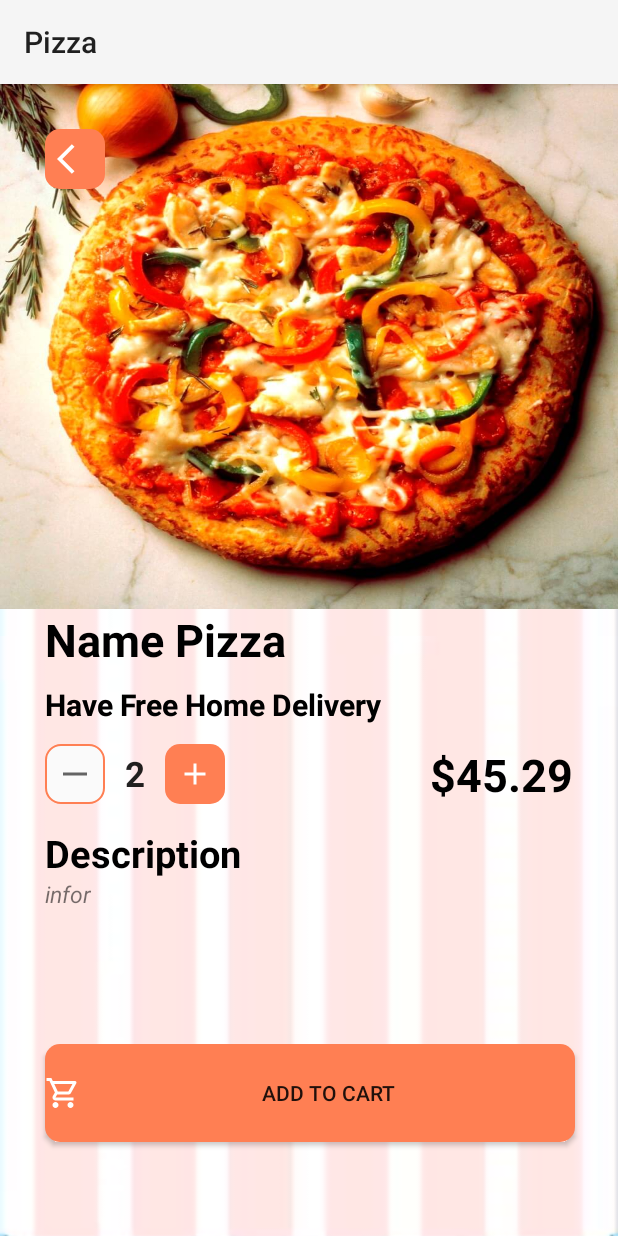
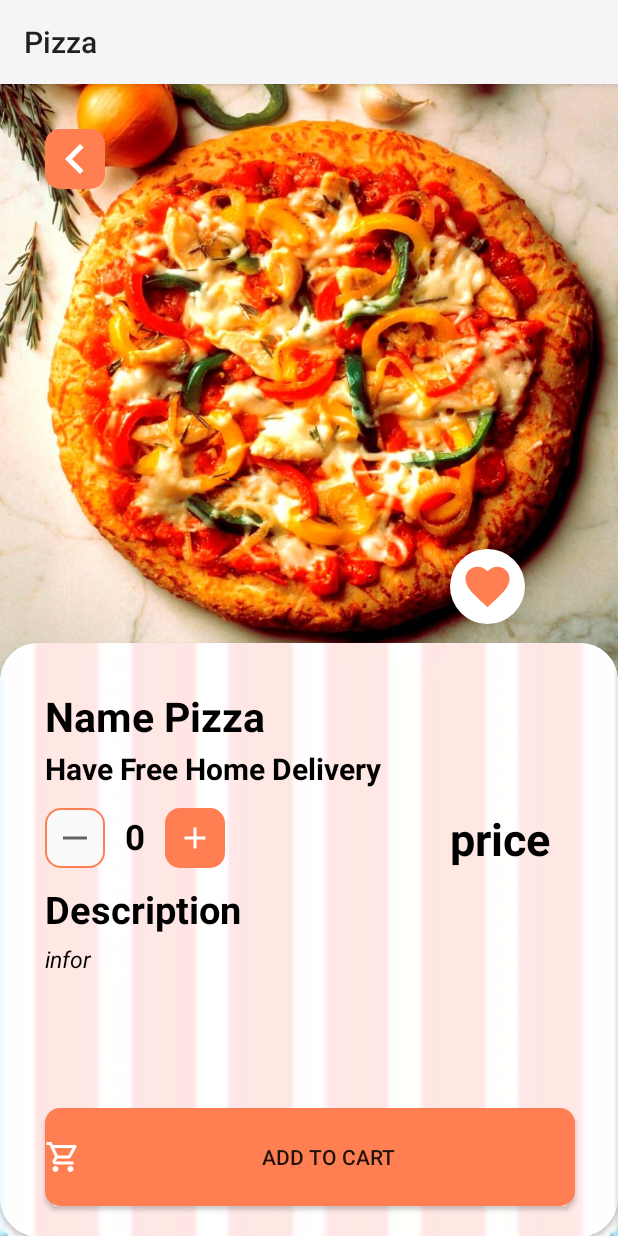
Before and after one commit to davan997/Pizza, an Android app: the PickItemView screen opened directly, with no data from a screen before it, on a phone screen of 412 x 824 dp. Run offline under Robolectric (Android 15) with nearby library versions, the phone set to English and light mode, and no system bars.

Commit message:
add cart view but yet code

```diff
--- a/app/src/main/java/com/example/pizza/View/PickItemView.java
+++ b/app/src/main/java/com/example/pizza/View/PickItemView.java
@@ -18,8 +18,10 @@ public class PickItemView extends AppCompatActivity {
 
     ImageView imageView;
     ImageButton back,minus,plus;
-    TextView name,money,infor;
-    EditText numbereach;
+    TextView name,money,infor,numbereach;
+    int numbercurrent = 0;
+    int numbermax = 99;
+    int numbermin = 0;
     Bundle data;
 
     @Override
@@ -30,15 +32,22 @@ public class PickItemView extends AppCompatActivity {
         //handle button back
         back.setOnClickListener(handleback);
 
+
+        //handle button minus and plus
+        minus.setOnClickListener(handleminus);
+        plus.setOnClickListener(handdleplus);
+
         //handle import data
         data = getIntent().getExtras();
         if (data != null){
+            name.setText(data.getString("name"));
+            imageView.setImageResource(data.getInt("image"));
+            infor.setText(data.getString("info"));
+            money.setText(data.getString("price"));
+        } else {
             return;
         }
-        name.setText(data.getString("name"));
-        imageView.setImageResource(data.getInt("image"));
-        infor.setText(data.getString("info"));
-        money.setText(data.getString("price"));
+
     }
     public void initview(){
         imageView = findViewById(R.id.pickitem);
@@ -50,10 +59,35 @@ public class PickItemView extends AppCompatActivity {
         infor = findViewById(R.id.txinfor);
         numbereach = findViewById(R.id.eachpizza);
     }
+
     View.OnClickListener handleback = new View.OnClickListener() {
         @Override
         public void onClick(View v) {
             finish();
         }
     };
+
+    View.OnClickListener handleminus = new View.OnClickListener() {
+        @Override
+        public void onClick(View v) {
+            if (numbercurrent <= numbermin) {
+                numbercurrent = numbermin;
+            } else {
+                numbercurrent = numbercurrent - 1;
+            }
+            numbereach.setText(""+numbercurrent);
+        }
+    };
+
+    View.OnClickListener handdleplus = new View.OnClickListener() {
+        @Override
+        public void onClick(View v) {
+            if (numbercurrent >= numbermax) {
+                numbercurrent = numbermax;
+            } else {
+                numbercurrent = numbercurrent + 1;
+            }
+            numbereach.setText("" + numbercurrent);
+        }
+    };
 }
--- /dev/null
+++ b/app/src/main/res/drawable/circle_heart.xml
@@ -0,0 +1,5 @@
+<?xml version="1.0" encoding="utf-8"?>
+<shape xmlns:android="http://schemas.android.com/apk/res/android">
+    <solid android:color="@color/white"/>
+    <corners android:radius="25dp"/>
+</shape>
--- a/app/src/main/res/drawable/ic_back.xml
+++ b/app/src/main/res/drawable/ic_back.xml
@@ -1,5 +1,11 @@
-<vector android:height="24dp" android:tint="#FFFFFF"
-    android:viewportHeight="24" android:viewportWidth="24"
-    android:width="24dp" xmlns:android="http://schemas.android.com/apk/res/android">
-    <path android:fillColor="@android:color/white" android:pathData="M11.67,3.87L9.9,2.1 0,12l9.9,9.9 1.77,-1.77L3.54,12z"/>
+<vector
+    android:height="40dp"
+    android:tint="#FFFFFF"
+    android:viewportHeight="24"
+    android:viewportWidth="24"
+    android:width="40dp"
+    xmlns:android="http://schemas.android.com/apk/res/android">
+    <path
+        android:fillColor="@android:color/white"
+        android:pathData="M15.41,7.41L14,6l-6,6 6,6 1.41,-1.41L10.83,12z"/>
 </vector>
--- a/app/src/main/res/drawable/ic_heart.xml
+++ b/app/src/main/res/drawable/ic_heart.xml
@@ -1,4 +1,5 @@
-<vector android:height="23.999952dp" android:viewportHeight="512"
-    android:viewportWidth="512.001" android:width="24dp" xmlns:android="http://schemas.android.com/apk/res/android">
-    <path android:fillColor="#FF000000" android:pathData="m256,483.516c-7.289,0 -14.316,-2.641 -19.793,-7.438 -20.684,-18.086 -40.625,-35.082 -58.219,-50.074l-0.09,-0.078c-51.582,-43.957 -96.125,-81.918 -127.117,-119.313 -34.645,-41.805 -50.781,-81.441 -50.781,-124.742 0,-42.07 14.426,-80.883 40.617,-109.293 26.504,-28.746 62.871,-44.578 102.414,-44.578 29.555,0 56.621,9.344 80.445,27.77 12.023,9.301 22.922,20.684 32.523,33.961 9.605,-13.277 20.5,-24.66 32.527,-33.961 23.824,-18.426 50.891,-27.77 80.445,-27.77 39.539,0 75.91,15.832 102.414,44.578 26.191,28.41 40.613,67.223 40.613,109.293 0,43.301 -16.133,82.938 -50.777,124.738 -30.992,37.398 -75.531,75.355 -127.105,119.309 -17.625,15.016 -37.598,32.039 -58.328,50.168 -5.473,4.789 -12.504,7.43 -19.789,7.43zM143.031,57.992c-31.066,0 -59.605,12.398 -80.367,34.914 -21.07,22.855 -32.676,54.449 -32.676,88.965 0,36.418 13.535,68.988 43.883,105.605 29.332,35.395 72.961,72.574 123.477,115.625l0.094,0.078c17.66,15.051 37.68,32.113 58.516,50.332 20.961,-18.254 41.012,-35.344 58.707,-50.418 50.512,-43.051 94.137,-80.223 123.469,-115.617 30.344,-36.617 43.879,-69.188 43.879,-105.605 0,-34.516 -11.605,-66.109 -32.676,-88.965 -20.758,-22.516 -49.301,-34.914 -80.363,-34.914 -22.758,0 -43.652,7.234 -62.102,21.5 -16.441,12.719 -27.895,28.797 -34.609,40.047 -3.453,5.785 -9.531,9.238 -16.262,9.238s-12.809,-3.453 -16.262,-9.238c-6.711,-11.25 -18.164,-27.328 -34.609,-40.047 -18.449,-14.266 -39.344,-21.5 -62.098,-21.5zM143.031,57.992"/>
+<vector android:height="35dp" android:tint="#FF7F53"
+    android:viewportHeight="24" android:viewportWidth="24"
+    android:width="35dp" xmlns:android="http://schemas.android.com/apk/res/android">
+    <path android:fillColor="@android:color/white" android:pathData="M12,21.35l-1.45,-1.32C5.4,15.36 2,12.28 2,8.5 2,5.42 4.42,3 7.5,3c1.74,0 3.41,0.81 4.5,2.09C13.09,3.81 14.76,3 16.5,3 19.58,3 22,5.42 22,8.5c0,3.78 -3.4,6.86 -8.55,11.54L12,21.35z"/>
 </vector>
--- a/app/src/main/res/layout/pick_item.xml
+++ b/app/src/main/res/layout/pick_item.xml
@@ -1,13 +1,14 @@
 <?xml version="1.0" encoding="utf-8"?>
-<RelativeLayout
-    xmlns:android="http://schemas.android.com/apk/res/android"
+<RelativeLayout xmlns:android="http://schemas.android.com/apk/res/android"
     android:layout_width="match_parent"
     android:layout_height="match_parent"
+    xmlns:app="http://schemas.android.com/apk/res-auto"
     android:background="@drawable/background">
     <ImageView
+        android:layout_alignParentTop="true"
         android:id="@+id/pickitem"
         android:layout_width="match_parent"
-        android:layout_height="350dp"
+        android:layout_height="395dp"
         android:src="@drawable/pizza1"
         android:scaleType="fitXY"/>
     <ImageButton
@@ -18,32 +19,35 @@
         android:src="@drawable/ic_back"
         android:layout_marginStart="30dp"
         android:layout_marginTop="30dp"/>
+    <ImageButton
+        android:layout_width="50dp"
+        android:layout_height="50dp"
+        android:background="@drawable/circle_heart"
+        android:src="@drawable/ic_heart"
+        android:layout_marginStart="300dp"
+        android:layout_marginTop="310dp"/>
+    <androidx.cardview.widget.CardView
+        android:layout_width="match_parent"
+        android:layout_height="395dp"
+        android:layout_alignParentBottom="true"
+        app:cardCornerRadius="25dp">
         <ImageView
             android:id="@+id/inforitem"
             android:layout_width="match_parent"
             android:layout_height="400dp"
-        android:layout_alignParentBottom="true"
             android:background="@drawable/background" />
         <TextView
             android:id="@+id/txnamepizza"
-        android:layout_marginTop="350dp"
+            android:layout_marginTop="30dp"
             android:layout_marginStart="30dp"
             android:layout_width="wrap_content"
             android:layout_height="wrap_content"
             android:text="Name Pizza"
-        android:textSize="30dp"
+            android:textSize="27sp"
             android:textStyle="bold"
             android:textColor="@color/black"/>
         <TextView
-        android:layout_marginTop="400dp"
-        android:layout_marginStart="30dp"
-        android:layout_width="wrap_content"
-        android:layout_height="wrap_content"
-        android:text="Have Free Home Delivery"
-        android:textSize="20dp"
-        android:textStyle="bold"/>
-    <TextView
-        android:layout_marginTop="400dp"
+            android:layout_marginTop="70dp"
             android:layout_marginStart="30dp"
             android:layout_width="wrap_content"
             android:layout_height="wrap_content"
@@ -53,11 +57,11 @@
             android:textColor="@color/black"/>
         <TextView
             android:id="@+id/txprice"
-        android:layout_marginTop="440dp"
-        android:layout_marginEnd="30dp"
+            android:layout_marginTop="110dp"
+            android:layout_marginStart="300dp"
             android:layout_width="wrap_content"
             android:layout_height="wrap_content"
-        android:text="$45.29"
+            android:text="price"
             android:textSize="30dp"
             android:textStyle="bold"
             android:layout_alignParentEnd="true"
@@ -68,30 +72,30 @@
             android:layout_height="40dp"
             android:background="@drawable/button_white"
             android:src="@drawable/ic_minus"
-        android:layout_marginTop="440dp"
+            android:layout_marginTop="110dp"
             android:layout_marginStart="30dp"/>
-    <EditText
+        <TextView
             android:id="@+id/eachpizza"
             android:layout_width="40dp"
             android:layout_height="40dp"
             android:background="@color/nocolor"
-        android:text="2"
+            android:text="0"
             android:textSize="23sp"
             android:textStyle="bold"
             android:textAlignment="center"
-        android:layout_marginTop="440dp"
-        android:layout_marginStart="70dp"/>
+            android:layout_marginTop="113dp"
+            android:layout_marginStart="70dp"
+            android:textColor="@color/black"/>
         <ImageButton
             android:id="@+id/btplus"
             android:layout_width="40dp"
             android:layout_height="40dp"
             android:background="@drawable/button"
             android:src="@drawable/ic_plus"
-        android:layout_marginTop="440dp"
+            android:layout_marginTop="110dp"
             android:layout_marginStart="110dp"/>
         <TextView
-        android:layout_below="@+id/btminus"
-        android:layout_marginTop="15dp"
+            android:layout_marginTop="160dp"
             android:layout_marginStart="30dp"
             android:layout_width="wrap_content"
             android:layout_height="wrap_content"
@@ -99,25 +103,23 @@
             android:textSize="25sp"
             android:textColor="@color/black"
             android:textStyle="bold"/>
-
         <TextView
             android:id="@+id/txinfor"
             android:layout_width="353dp"
             android:layout_height="100dp"
-        android:layout_below="@+id/btminus"
             android:layout_marginStart="30dp"
-        android:layout_marginTop="49dp"
+            android:layout_marginTop="200dp"
             android:text="infor"
             android:textSize="15sp"
-        android:textStyle="italic" />
-
+            android:textStyle="italic"
+            android:textColor="@color/black"/>
         <Button
-        android:layout_below="@+id/btminus"
             android:layout_width="353dp"
             android:layout_height="65dp"
             android:layout_marginStart="30dp"
-        android:layout_marginTop="160dp"
+            android:layout_marginTop="310dp"
             android:background="@drawable/button"
             android:drawableLeft="@drawable/ic_cart_white"
-        android:text="Add To Cart"/>
+            android:text="Add To Cart" />
+    </androidx.cardview.widget.CardView>
 </RelativeLayout>
```
Also changed, not shown: app/src/main/java/com/example/pizza/Adapter/CartAdapter.java (added, +56 -0 lines), app/src/main/res/layout/cart_view.xml (added, +76 -0 lines), app/src/main/res/drawable-v24/pizza2.jpg, app/src/main/res/drawable-v24/pizza3.jpg, app/src/main/res/drawable-v24/pizza6.jpg (added), app/src/main/res/drawable/pizza6.jpg (deleted). Lines whose indentation alone changed are shown as unchanged.
